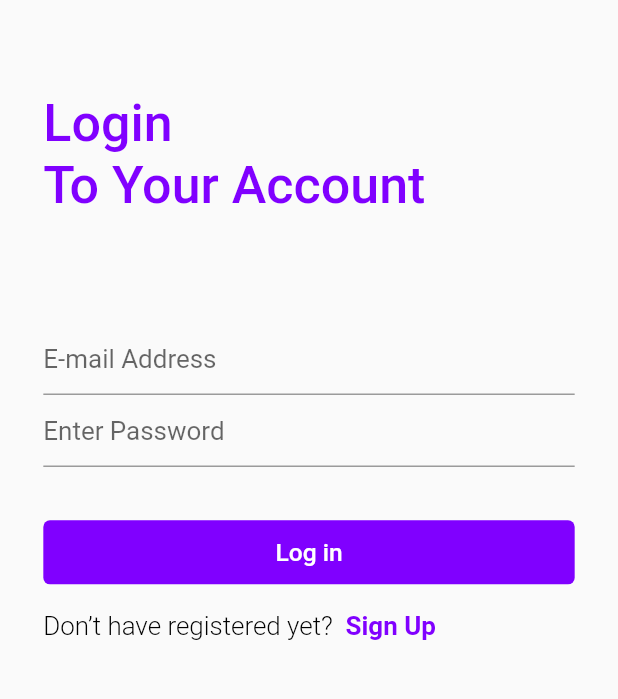
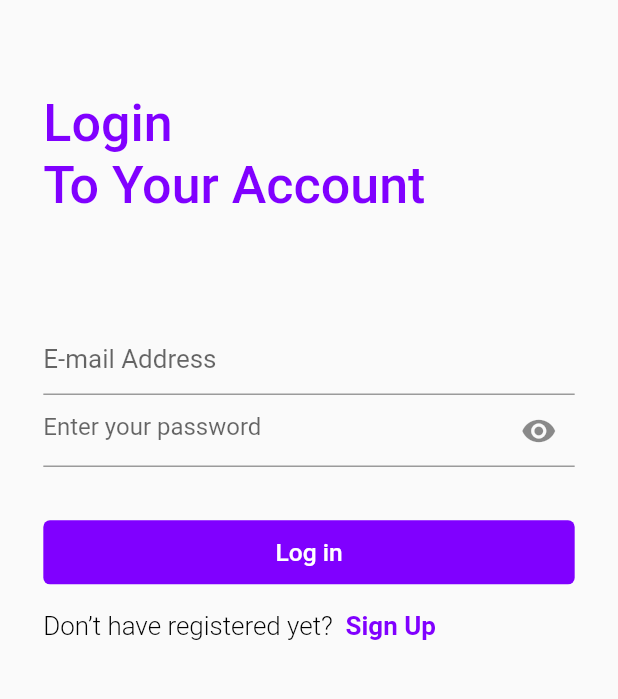
Before and after one commit to Sohag-84/Travello, a Flutter app: the screen it shows after launch, on a phone screen of 412 x 824 dp, the part 252-951 px from its top. Run offline on Flutter 3.47's test engine with Material 2 defaults, Android fonts, the light colour scheme and no system bars; our stand-ins replace carousel_slider, cloud_firestore, connectivity_plus, dots_indicator, firebase_auth, firebase_core and 8 more; accounts and stored records are empty.

Commit message:
implement password obscure

```diff
--- a/lib/controllers/auth_controller.dart
+++ b/lib/controllers/auth_controller.dart
@@ -10,12 +10,9 @@ import 'package:travel_agency/views/auth/login_screen.dart';
 import 'package:travel_agency/views/screens/home_screen.dart';
 
 class AuthController extends GetxController {
-  static AuthController instance = Get.find();
-
-  final box = GetStorage();
-
   //for button loading indicator
   var isLoading = false.obs;
+  RxBool isPasswordHiden = true.obs;
 
   Future userRegistration({
     required String name,
@@ -38,7 +35,6 @@ class AuthController extends GetxController {
         var authCredential = userCredential.user;
         if (authCredential!.uid.isNotEmpty) {
           Fluttertoast.showToast(msg: 'Registration Successfull');
-          box.write('uid', authCredential.uid);
           Get.to(() => HomeScreen());
         } else {
           Fluttertoast.showToast(msg: 'Something is wrong!');
@@ -82,7 +78,7 @@ class AuthController extends GetxController {
         var authCredential = userCredential.user;
         if (authCredential!.uid.isNotEmpty) {
           Fluttertoast.showToast(msg: 'Login Successfull');
-          box.write('uid', authCredential.uid);
+
           Get.to(() => HomeScreen());
         } else {
           Fluttertoast.showToast(msg: 'Something is wrong!');
--- a/lib/views/auth/login_screen.dart
+++ b/lib/views/auth/login_screen.dart
@@ -89,11 +89,27 @@ class _SignInScreenState extends State<SignInScreen> {
                   keyboardType: TextInputType.emailAddress,
                   decoration: AppStyles().textFieldDecoration("E-mail Address"),
                 ),
-                TextFormField(
-                  controller: _passwordController,
-                  keyboardType: TextInputType.text,
-                  decoration: AppStyles().textFieldDecoration("Enter Password"),
-                ),
+                Obx(() {
+                  return TextFormField(
+                    controller: _passwordController,
+                    keyboardType: TextInputType.text,
+                    decoration: InputDecoration(
+                      hintText: "Enter your password",
+                      suffixIcon: IconButton(
+                        icon: Icon(
+                          authController.isPasswordHiden.value
+                              ? Icons.visibility
+                              : Icons.visibility_off,
+                        ),
+                        onPressed: () {
+                          authController.isPasswordHiden.value =!
+                              authController.isPasswordHiden.value;
+                        },
+                      ),
+                    ),
+                    obscureText: authController.isPasswordHiden.value,
+                  );
+                }),
                 SizedBox(
                   height: 40.h,
                 ),
@@ -112,7 +128,6 @@ class _SignInScreenState extends State<SignInScreen> {
                   );
                 }),
                 SizedBox(height: 20.h),
-
                 RichText(
                   text: TextSpan(
                     text: "Don’t have registered yet?  ",
```
Also changed, not shown: lib/views/auth/signup_screen.dart (+22 -6 lines).
